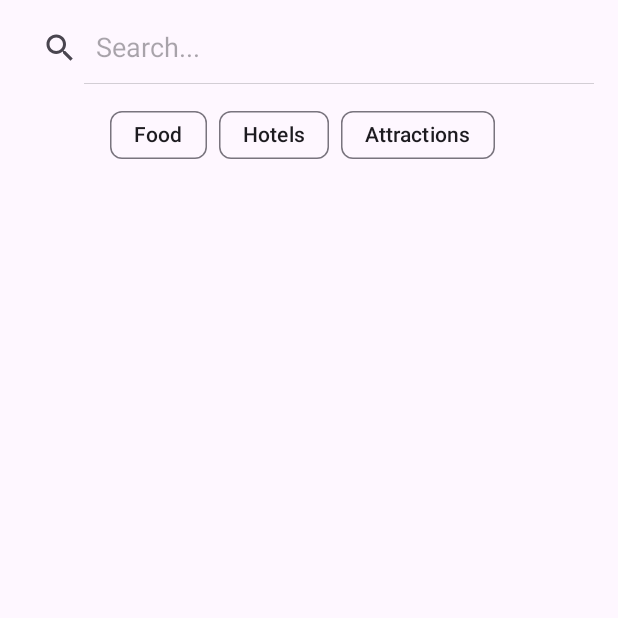
After one commit to JMah007/JapanCatalogue, an Android app: the SearchActivity screen opened directly, with no data from a screen before it, on a phone screen of 412 x 824 dp, the top half of it. The commit adds this screen. Run offline under Robolectric (Android 15) with nearby library versions, the phone set to English and light mode, and no system bars.

Commit message:
Implemented search updates and filters

```diff
--- a/app/build.gradle.kts
+++ b/app/build.gradle.kts
@@ -50,4 +50,5 @@ dependencies {
     testImplementation(libs.junit)
     androidTestImplementation(libs.androidx.junit)
     androidTestImplementation(libs.androidx.espresso.core)
+    implementation("com.google.android.material:material:1.3.0-alpha03")
 }
--- a/app/src/main/AndroidManifest.xml
+++ b/app/src/main/AndroidManifest.xml
@@ -15,6 +15,9 @@
             android:name=".FavouritesActivity"
             android:exported="false" />
         <activity
+            android:name=".SearchActivity"
+            android:exported="false" />
+        <activity
             android:name=".DetailedViewActivity"
             android:exported="false"
             android:theme="@style/Theme.TravelCatalogue" />
--- a/app/src/main/java/com/example/travelcatalogue/CatalogueAdapter.kt
+++ b/app/src/main/java/com/example/travelcatalogue/CatalogueAdapter.kt
@@ -22,7 +22,7 @@ class CatalogueAdapter(
 
     class ViewHolder(view: View) : RecyclerView.ViewHolder(view) {
         val title: TextView = view.findViewById(R.id.title)
-        val location: TextView = view.findViewById(R.id.location)
+        val type: TextView = view.findViewById(R.id.type)
         val description: TextView = view.findViewById(R.id.description)
        // val type: TextView = view.findViewById(R.id.type)
     }
@@ -36,7 +36,7 @@ class CatalogueAdapter(
     override fun onBindViewHolder(holder: ViewHolder, position: Int) {
         val item = items[position]
         holder.title.text = item.title
-        holder.location.text = item.location
+        holder.type.text = item.type
         holder.description.text = item.description
 
         holder.itemView.setOnClickListener {
--- /dev/null
+++ b/app/src/main/java/com/example/travelcatalogue/SearchActivity.kt
@@ -0,0 +1,123 @@
+package com.example.travelcatalogue
+
+import android.content.Intent
+import android.os.Bundle
+import android.widget.ImageButton
+import android.widget.SearchView
+import android.widget.Toast
+import androidx.activity.enableEdgeToEdge
+import androidx.appcompat.app.AppCompatActivity
+import androidx.recyclerview.widget.LinearLayoutManager
+import androidx.recyclerview.widget.RecyclerView
+import com.google.android.material.chip.Chip;
+
+class SearchActivity: AppCompatActivity() {
+
+    override fun onCreate(savedInstanceState: Bundle?) {
+        super.onCreate(savedInstanceState)
+        enableEdgeToEdge()
+        setContentView(R.layout.activity_search)
+
+
+        val allItems = intent.getSerializableExtra("allItems") as? ArrayList<CatalogueItem> ?: arrayListOf()
+
+        val searchView = findViewById<SearchView>(R.id.searchBar)
+        val filterFoodOption = findViewById<Chip>(R.id.chipFood)
+        val filterHotelsOption = findViewById<Chip>(R.id.chipHotels)
+        val filterAttractionsOption = findViewById<Chip>(R.id.chipAttractions)
+
+        // 1. Variable to store current search text
+        var currentSearchText: String = ""
+
+
+
+        val recyclerView = findViewById<RecyclerView>(R.id.recyclerItemsSearch)
+
+        val adapter = CatalogueAdapter(this) { item ->
+            val intent = Intent(this, DetailedViewActivity::class.java).apply {
+                putExtra("title", item.title)
+                putExtra("location", item.location)
+                putExtra("description", item.description)
+                putExtra("imageResId", item.imageResId)
+                putExtra("isFavourite", item.isFavourite)
+            }
+            startActivity(intent)
+        }
+
+        recyclerView.layoutManager = LinearLayoutManager(this)
+        recyclerView.adapter = adapter
+
+
+
+
+        fun applyFilters() {
+            val filteredList = allItems.filter { item ->
+                // Check search text
+                val matchesSearch = currentSearchText.isEmpty() ||
+                        item.title.contains(currentSearchText, ignoreCase = true)
+
+                // Check chip states: pass if any selected chip matches OR no chip selected
+                val chipSelected = filterFoodOption.isChecked || filterHotelsOption.isChecked || filterAttractionsOption.isChecked
+
+                val matchesChip = (!chipSelected) ||
+                        (filterFoodOption.isChecked && item.type.contains("Food", ignoreCase = true)) ||
+                        (filterHotelsOption.isChecked && item.type.contains("Hotels", ignoreCase = true)) ||
+                        (filterAttractionsOption.isChecked && item.type.contains("Attractions", ignoreCase = true))
+
+                // Return true if search and chip filter both pass
+                matchesSearch && matchesChip
+            }
+
+            adapter.updateItems(filteredList)
+        }
+
+
+
+// 3. SearchView listener
+        searchView.setOnQueryTextListener(object : SearchView.OnQueryTextListener {
+            override fun onQueryTextSubmit(query: String): Boolean {
+                return false
+            }
+
+            override fun onQueryTextChange(newText: String): Boolean {
+                currentSearchText = newText
+                applyFilters()  // update the list
+                return true
+            }
+        })
+
+// 4. Chip listener
+        filterFoodOption.setOnCheckedChangeListener { chip, isChecked ->
+            if (isChecked) {
+                Toast.makeText(this, "Food selected", Toast.LENGTH_SHORT).show()
+            } else {
+                Toast.makeText(this, "Food deselected", Toast.LENGTH_SHORT).show()
+            }
+
+            applyFilters()
+
+        }
+
+        filterHotelsOption.setOnCheckedChangeListener { chip, isChecked ->
+            applyFilters()  // update the list whenever chip is ticked/unticked
+        }
+
+        filterAttractionsOption.setOnCheckedChangeListener { chip, isChecked ->
+            applyFilters()  // update the list whenever chip is ticked/unticked
+        }
+
+
+
+
+//        val backBtn = findViewById<ImageButton>(R.id.backBtn)
+//
+//        backBtn.setOnClickListener {
+//            finish()
+//        }
+
+        adapter.updateItems(allItems)
+    }
+
+
+
+}
--- /dev/null
+++ b/app/src/main/res/layout/activity_search.xml
@@ -0,0 +1,69 @@
+<androidx.constraintlayout.widget.ConstraintLayout
+    xmlns:android="http://schemas.android.com/apk/res/android"
+    xmlns:app="http://schemas.android.com/apk/res-auto"
+    android:layout_width="match_parent"
+    android:layout_height="match_parent">
+
+    <SearchView
+        android:id="@+id/searchBar"
+        android:layout_width="match_parent"
+        android:layout_height="wrap_content"
+        android:queryHint="Search..."
+        android:iconifiedByDefault="false"
+        android:layout_margin="8dp"
+        app:layout_constraintTop_toTopOf="parent"/>
+
+    <LinearLayout
+        android:id="@+id/chipGroup"
+        android:layout_width="match_parent"
+        android:layout_height="wrap_content"
+        app:layout_constraintTop_toBottomOf="@id/searchBar"
+        android:layout_marginTop="10dp"
+        android:orientation="horizontal"
+        android:gravity="center"
+        app:layout_constraintLeft_toLeftOf="parent"
+        app:layout_constraintRight_toRightOf="parent">
+
+    <com.google.android.material.chip.Chip
+        android:id="@+id/chipFood"
+        android:layout_width="wrap_content"
+        android:layout_height="wrap_content"
+        android:text="Food"
+        android:checkable="true"
+        android:layout_marginEnd="8dp" />
+        />
+
+    <com.google.android.material.chip.Chip
+        android:id="@+id/chipHotels"
+        android:layout_width="wrap_content"
+        android:layout_height="wrap_content"
+        android:text="Hotels"
+        android:checkable="true"
+        android:layout_marginEnd="8dp" />
+        />
+
+    <com.google.android.material.chip.Chip
+        android:id="@+id/chipAttractions"
+        android:layout_width="wrap_content"
+        android:layout_height="wrap_content"
+        android:text="Attractions"
+        android:checkable="true"
+        android:layout_marginEnd="8dp" />
+        />
+
+    </LinearLayout>
+
+
+    <androidx.recyclerview.widget.RecyclerView
+        android:id="@+id/recyclerItemsSearch"
+        android:layout_width="0dp"
+        android:layout_height="0dp"
+        app:layout_constraintTop_toBottomOf="@id/chipGroup"
+        app:layout_constraintBottom_toBottomOf="parent"
+        app:layout_constraintStart_toStartOf="parent"
+        app:layout_constraintEnd_toEndOf="parent"/>
+
+
+
+
+</androidx.constraintlayout.widget.ConstraintLayout>
--- a/app/src/main/res/layout/item_catalogue.xml
+++ b/app/src/main/res/layout/item_catalogue.xml
@@ -17,7 +17,7 @@
 </TextView>
 
 <TextView
-    android:id="@+id/location"
+    android:id="@+id/type"
     android:textSize="15dp"
     android:paddingTop="5dp"
     android:text="Location"
```
Also changed, not shown: app/src/main/java/com/example/travelcatalogue/MainActivity.kt (+10 -2 lines).
